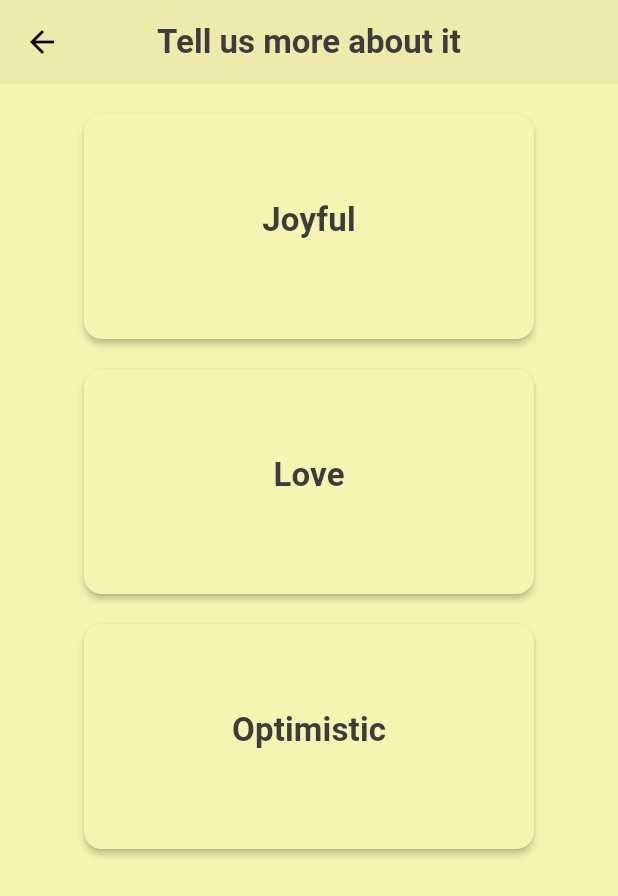
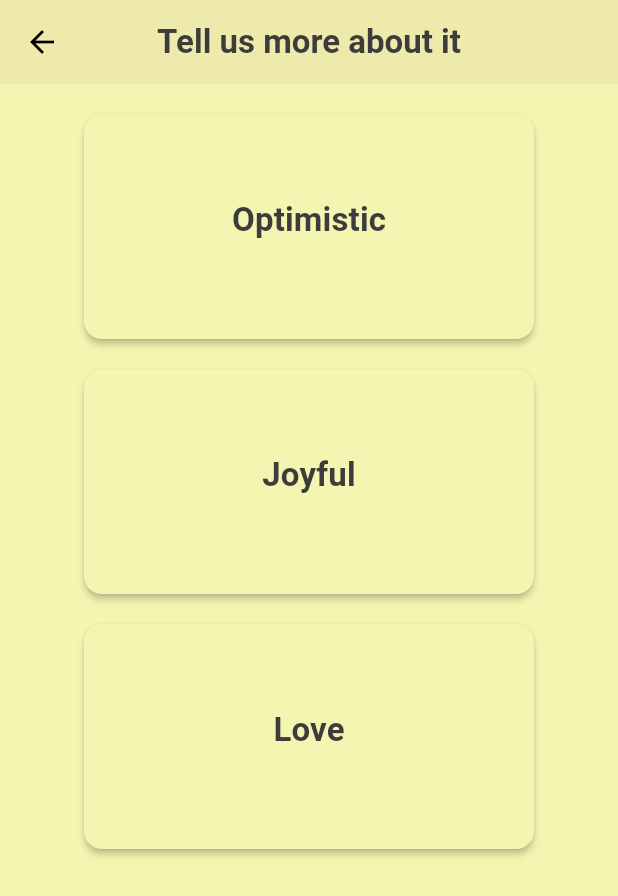
Before and after one commit to NikitaKiran/WellNest, a Flutter app: the QuizScreen screen opened by its route, after a tap on the "arrow forward" icon, on a phone screen of 412 x 824 dp. Shown: the top 896 px of the screen. Run offline on Flutter 3.47's test engine with Material 2 defaults, Android fonts, the phone set to English and light mode, and no system bars; our stand-ins replace animated_text_kit, audioplayers, cloud_firestore, firebase_auth, firebase_core, google_fonts; missing offline and left inert: dart:js; accounts and stored records are empty.

Commit message:
done with the sub-choice screen

```diff
--- a/wellnest/lib/views/daily_quiz.dart
+++ b/wellnest/lib/views/daily_quiz.dart
@@ -13,7 +13,9 @@ class _QuizScreenState extends State<QuizScreen>{
   List<BasicEmotions> emotions = [];
 
   String currentState = "Happy";
-  Color currentColor = Color.fromRGBO(245,245,178,1);
+  Color currentColor = const Color.fromRGBO(245,245,178,1);
+  List currentSubEmotions = ["Optimistic", "Joyful", "Love"];
+  int emotionNo = 0;
 
   @override
   void initState() {
@@ -24,10 +26,10 @@ class _QuizScreenState extends State<QuizScreen>{
   Widget build(BuildContext context) {
     return Scaffold(
       appBar: AppBar(
-        title: Text("How Are You Feeling Today?",
+        title: const Text("How Are You Feeling Today?",
         style: TextStyle(color: Color.fromARGB(255, 60, 60, 60)),
         ),
-        backgroundColor: Color.fromRGBO(212, 226, 212, 1),
+        backgroundColor: const Color.fromRGBO(212, 226, 212, 1),
       ),
       body: Stack(
         children: [
@@ -44,7 +46,7 @@ class _QuizScreenState extends State<QuizScreen>{
                   height: 65,
                   width: MediaQuery.of(context).size.width / 1.1,
                   decoration: BoxDecoration(
-                    color: Color.fromRGBO(212, 226, 212, 1),
+                    color: const Color.fromRGBO(212, 226, 212, 1),
                     borderRadius: BorderRadius.circular(6.0),
                   ),
                 ),
@@ -60,6 +62,7 @@ class _QuizScreenState extends State<QuizScreen>{
               setState(() {
                 currentState = emotions[index].names!;
                 currentColor = emotions[index].color!;
+                currentSubEmotions = emotions[index].subEmotions!;
               });
             },
             childDelegate: ListWheelChildBuilderDelegate(
@@ -76,10 +79,10 @@ class _QuizScreenState extends State<QuizScreen>{
 
       floatingActionButton: FloatingActionButton(
         child: const Icon(Icons.arrow_forward),
-        backgroundColor: Color.fromRGBO(212, 226, 212, 1),
-        foregroundColor: Color.fromARGB(255, 60, 60, 60),
+        backgroundColor: const Color.fromRGBO(212, 226, 212, 1),
+        foregroundColor: const Color.fromARGB(255, 60, 60, 60),
         onPressed: () {
-          Navigator.push(context, MaterialPageRoute(builder: (context)=> SubChoiceScreen(currentState, currentColor)));
+          Navigator.push(context, MaterialPageRoute(builder: (context)=> SubChoiceScreen(currentState, currentColor, currentSubEmotions)));
         },
       ),
     );
@@ -91,15 +94,18 @@ class _QuizScreenState extends State<QuizScreen>{
 class BasicEmotions {
   String? names;
   Color? color;
+  List? subEmotions;
 
   BasicEmotions({
     this.names,
     this.color,
+    this.subEmotions,
   });
 
-  void setData(String getName, Color getColor) {
+  void setData(String getName, Color getColor, List getSubEmotions) {
     names = getName;
     color = getColor;
+    subEmotions = getSubEmotions;
   }
 
   String getName() {
@@ -112,47 +118,47 @@ List<BasicEmotions> allStates() {
   BasicEmotions statesModel = new BasicEmotions();
 
   //1
-  statesModel.setData("Happy", Color.fromRGBO(245,245,178,1));
+  statesModel.setData("Happy", Color.fromRGBO(245,245,178,1), ["Optimistic", "Joyful", "Love"]);
   emotions.add(statesModel);
   statesModel = new BasicEmotions();
 
   //2
-  statesModel.setData("Trust", Color.fromRGBO(178,245,178,1));
+  statesModel.setData("Trust",  Color.fromRGBO(178,245,178,1), ["Grateful", "Accepted", "Helpful"]);
   emotions.add(statesModel);
   statesModel = new BasicEmotions();
 
   //3
-  statesModel.setData("Fear", Color.fromRGBO(178,245,228,1));
+  statesModel.setData("Fear",  Color.fromRGBO(178,245,228,1), ["Callous", "Nervous", "Worried"]);
 
   emotions.add(statesModel);
   statesModel = new BasicEmotions();
 
   //4
-  statesModel.setData("Surprise", Color.fromRGBO(178,212,245,1));
+  statesModel.setData("Surprise",  Color.fromRGBO(178,212,245,1), ["Confused", "Amused", "Dissappointed"]);
 
   emotions.add(statesModel);
   statesModel = new BasicEmotions();
 
   //5
-  statesModel.setData("Sad", Color.fromRGBO(178,178,245,1));
+  statesModel.setData("Sad",  Color.fromRGBO(178,178,245,1), ["Lonely", "Grief", "Depressed"]);
 
   emotions.add(statesModel);
   statesModel = new BasicEmotions();
 
   //6
-  statesModel.setData("Disgust", Color.fromRGBO(228,178,245,1));
+  statesModel.setData("Disgust",  Color.fromRGBO(228,178,245,1), ["Contempt", "Repelled", "Disapproval"]);
 
   emotions.add(statesModel);
   statesModel = new BasicEmotions();
 
   //7
-  statesModel.setData("Anger", Color.fromRGBO(245,178,178,1));
+  statesModel.setData("Anger",  Color.fromRGBO(245,178,178,1), ["Insulted", "Mad", "Aggressive"]);
 
   emotions.add(statesModel);
   statesModel = new BasicEmotions();
 
   //8
-  statesModel.setData("Anticipation", Color.fromRGBO(255,222,180,1));
+  statesModel.setData("Anticipation",  Color.fromRGBO(255,222,180,1), ["Excited", "Interested", "Stressed"]);
 
   emotions.add(statesModel);
   statesModel = new BasicEmotions();
--- a/wellnest/lib/views/sub_choice.dart
+++ b/wellnest/lib/views/sub_choice.dart
@@ -3,16 +3,19 @@ import 'package:flutter/material.dart';
 class SubChoiceScreen extends StatefulWidget {
   final String emotion;
   final Color emotionColor;
-  const SubChoiceScreen(this.emotion, this.emotionColor, {Key? key}) : super(key: key);
+  final List subEmotionsList;
+  const SubChoiceScreen(this.emotion, this.emotionColor, this.subEmotionsList, {Key? key}) : super(key: key);
   @override
   State<SubChoiceScreen> createState() => _SubChoiceScreenState();
 }
 
 class _SubChoiceScreenState extends State<SubChoiceScreen> {
 
-
   @override
   Widget build(BuildContext context) {
+    String Emotion1 = widget.subEmotionsList[0];
+    String Emotion2 = widget.subEmotionsList[1];
+    String Emotion3 = widget.subEmotionsList[2];
     Color emotionColor = widget.emotionColor;
     return Scaffold(
       backgroundColor: emotionColor,
@@ -20,8 +23,8 @@ class _SubChoiceScreenState extends State<SubChoiceScreen> {
         centerTitle: true,
         backgroundColor: emotionColor,
         elevation: 2.0,
-        iconTheme: IconThemeData(color: Colors.black),
-        title: Text('Tell us more about it',
+        iconTheme: const IconThemeData(color: Colors.black),
+        title: const Text('Tell us more about it',
         style: TextStyle(color: Color.fromARGB(255, 60, 60, 60),
         fontWeight: FontWeight.bold),
         ),
@@ -54,8 +57,8 @@ class _SubChoiceScreenState extends State<SubChoiceScreen> {
                           padding: const EdgeInsets.all(55.0),
                           child: Column(
                             children: [
-                              const Text("Joyful",
-                                  style: TextStyle(
+                              Text(Emotion1,
+                                  style: const TextStyle(
                                       color: Color.fromARGB(255, 60, 60, 60),
                                       fontWeight: FontWeight.bold,
                                       fontSize: 22.0))
@@ -81,8 +84,8 @@ class _SubChoiceScreenState extends State<SubChoiceScreen> {
                           padding: const EdgeInsets.all(55.0),
                           child: Column(
                             children: [
-                              const Text("Love",
-                                  style: TextStyle(
+                              Text(Emotion2,
+                                  style: const TextStyle(
                                       color: Color.fromARGB(255, 60, 60, 60),
                                       fontWeight: FontWeight.bold,
                                       fontSize: 22.0))
@@ -109,8 +112,8 @@ class _SubChoiceScreenState extends State<SubChoiceScreen> {
                           padding: const EdgeInsets.all(55.0),
                           child: Column(
                             children: [
-                              const Text("Optimistic",
-                                  style: TextStyle(
+                              Text(Emotion3,
+                                  style: const TextStyle(
                                       color: Color.fromARGB(255, 60, 60, 60),
                                       fontWeight: FontWeight.bold,
                                       fontSize: 22.0))
@@ -130,75 +133,3 @@ class _SubChoiceScreenState extends State<SubChoiceScreen> {
     );
   }
 }
-
-class SubEmotions {
-  String? names;
-  Color? color;
-
-  SubEmotions({
-    this.names,
-    this.color,
-  });
-
-  void setData(String getName, Color getColor) {
-    names = getName;
-    color = getColor;
-  }
-
-  String getName() {
-    return names!;
-  }
-}
-
-List<SubEmotions> allStates() {
-  List<SubEmotions> emotions = [];
-  SubEmotions statesModel = new SubEmotions();
-
-  //1
-  statesModel.setData("Happy", Color.fromRGBO(245,245,178,1));
-  emotions.add(statesModel);
-  statesModel = new SubEmotions();
-
-  //2
-  statesModel.setData("Satisfied", Color.fromRGBO(178,245,178,1));
-  emotions.add(statesModel);
-  statesModel = new SubEmotions();
-
-  //3
-  statesModel.setData("Fear", Color.fromRGBO(178,245,228,1));
-
-  emotions.add(statesModel);
-  statesModel = new SubEmotions();
-
-  //4
-  statesModel.setData("Surprise", Color.fromRGBO(178,212,245,1));
-
-  emotions.add(statesModel);
-  statesModel = new SubEmotions();
-
-  //5
-  statesModel.setData("Sad", Color.fromRGBO(178,178,245,1));
-
-  emotions.add(statesModel);
-  statesModel = new SubEmotions();
-
-  //6
-  statesModel.setData("Disgust", Color.fromRGBO(228,178,245,1));
-
-  emotions.add(statesModel);
-  statesModel = new SubEmotions();
-
-  //7
-  statesModel.setData("Anger", Color.fromRGBO(245,178,178,1));
-
-  emotions.add(statesModel);
-  statesModel = new SubEmotions();
-
-  //8
-  statesModel.setData("Anticipation", Color.fromRGBO(255,222,180,1));
-
-  emotions.add(statesModel);
-  statesModel = new SubEmotions();
-
-  return emotions;
-}
--- a/wellnest/lib/widgets/tile.dart
+++ b/wellnest/lib/widgets/tile.dart
@@ -1,18 +1,19 @@
 import 'package:flutter/material.dart';
 
 class Tile extends StatelessWidget {
-  final String basic_emotion;
+  final String basicEmotion;
   final Color givenColor;
-  const Tile(this.givenColor, this.basic_emotion, {Key? key})
+  const Tile(this.givenColor, this.basicEmotion, {Key? key})
       : super(key: key);
 
   @override
   Widget build(BuildContext context) {
     return Container(
+      color: givenColor,
       child: Center(
         child: Text(
-          basic_emotion,
-          style: TextStyle(
+          basicEmotion,
+          style: const TextStyle(
             fontSize: 22.0,
             fontWeight: FontWeight.bold,
             color: Color.fromARGB(255, 60, 60 ,60)
@@ -20,7 +21,6 @@ class Tile extends StatelessWidget {
           textAlign: TextAlign.center,
         ),
       ),
-      color: givenColor,
     );
   }
 }
```
